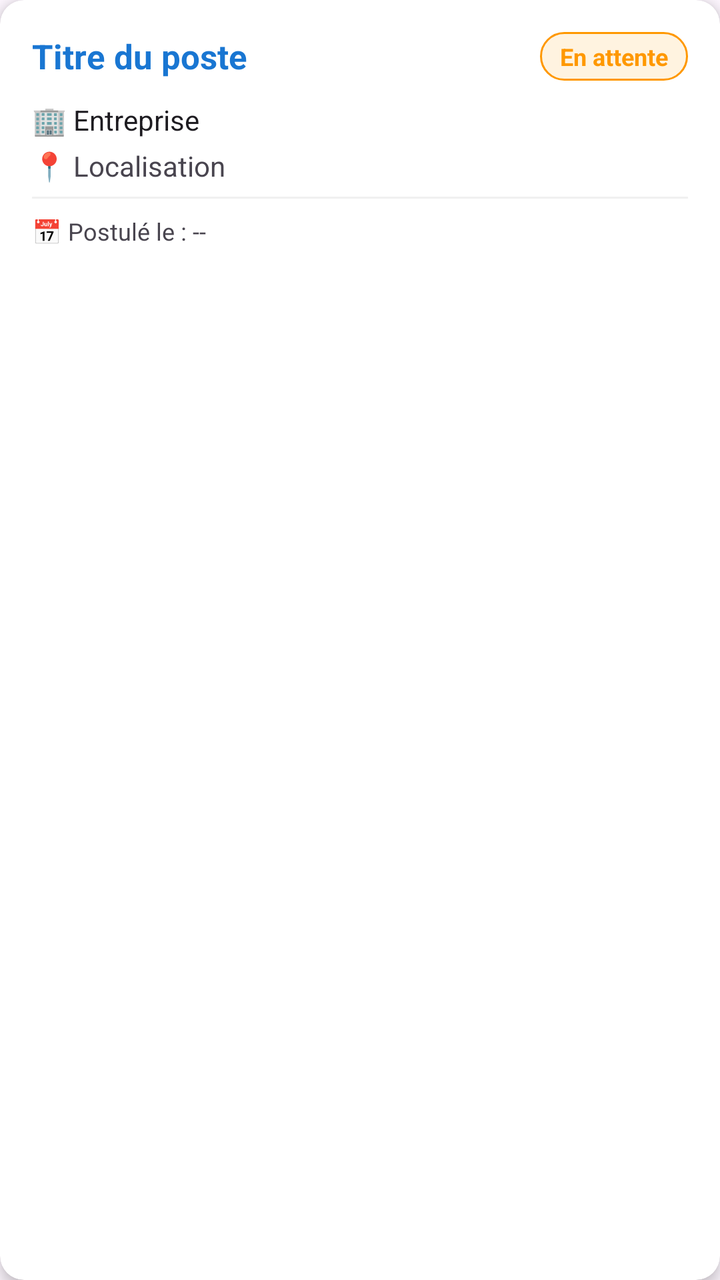
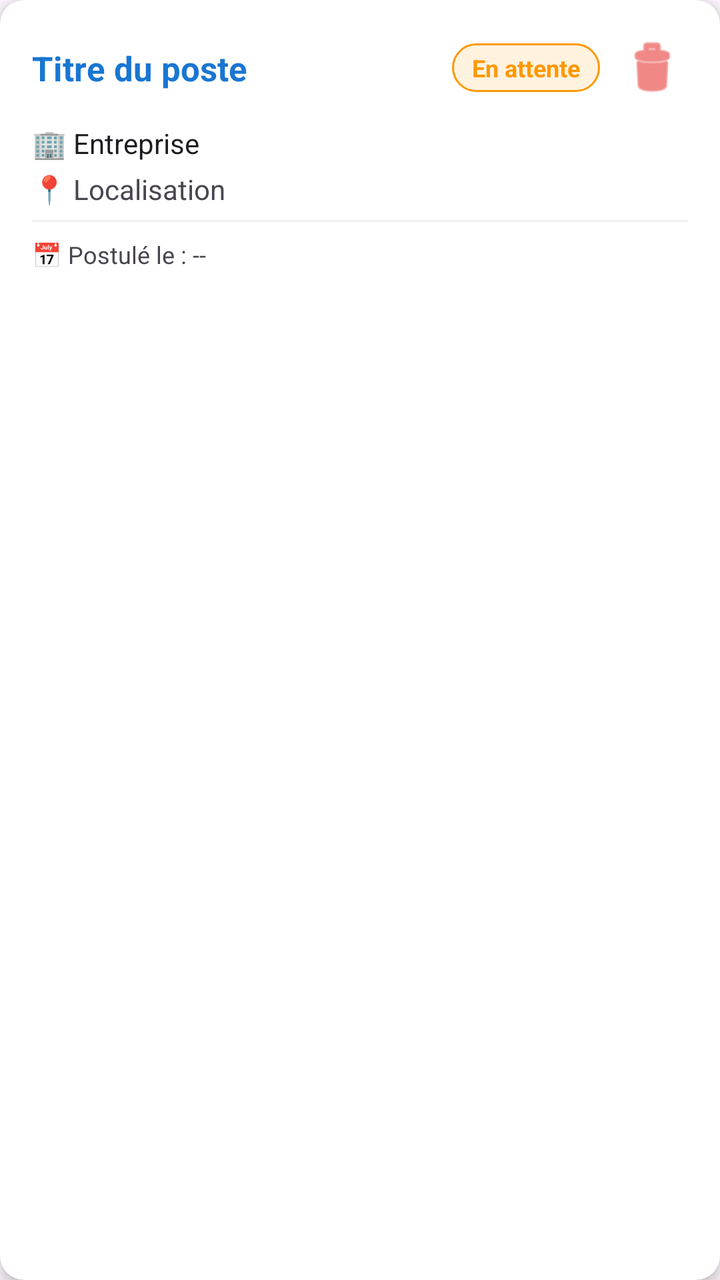

An Android layout rendered at two revisions. The XML below is the earlier revision; the diff shows what the commit changed to produce the second picture.
<!-- AndroidManifest.xml: application theme Theme.JobBoard -->
<!-- res/layout/item_application.xml -->
<?xml version="1.0" encoding="utf-8"?>
<androidx.cardview.widget.CardView xmlns:android="http://schemas.android.com/apk/res/android"
    xmlns:app="http://schemas.android.com/apk/res-auto"
    android:layout_width="match_parent"
    android:layout_height="wrap_content"
    android:layout_margin="8dp"
    app:cardCornerRadius="12dp"
    app:cardElevation="4dp"
    app:cardBackgroundColor="@android:color/white">

    <LinearLayout
        android:layout_width="match_parent"
        android:layout_height="wrap_content"
        android:orientation="vertical"
        android:padding="16dp">

        
        <LinearLayout
            android:layout_width="match_parent"
            android:layout_height="wrap_content"
            android:orientation="horizontal"
            android:gravity="center_vertical"
            android:layout_marginBottom="10dp">

            <TextView
                android:id="@+id/application_title"
                android:layout_width="0dp"
                android:layout_height="wrap_content"
                android:layout_weight="1"
                android:text="Titre du poste"
                android:textSize="17sp"
                android:textStyle="bold"
                android:textColor="#1976D2"
                android:maxLines="2"
                android:ellipsize="end"
                android:layout_marginEnd="8dp" />

            <TextView
                android:id="@+id/application_status"
                android:layout_width="wrap_content"
                android:layout_height="wrap_content"
                android:text="En attente"
                android:textSize="12sp"
                android:textColor="#FF9800"
                android:textStyle="bold"
                android:background="@drawable/badge_waiting" />

        </LinearLayout>

        
        <TextView
            android:id="@+id/application_company"
            android:layout_width="match_parent"
            android:layout_height="wrap_content"
            android:text="🏢 Entreprise"
            android:textSize="14sp"
            android:textColor="?android:attr/textColorPrimary"
            android:layout_marginBottom="4dp" />

        
        <TextView
            android:id="@+id/application_location"
            android:layout_width="match_parent"
            android:layout_height="wrap_content"
            android:text="📍 Localisation"
            android:textSize="14sp"
            android:textColor="?android:attr/textColorSecondary"
            android:layout_marginBottom="6dp" />

        <View
            android:layout_width="match_parent"
            android:layout_height="1dp"
            android:background="#F0F0F0"
            android:layout_marginBottom="8dp" />

        
        <TextView
            android:id="@+id/application_date"
            android:layout_width="match_parent"
            android:layout_height="wrap_content"
            android:text="📅 Postulé le : --"
            android:textSize="12sp"
            android:textColor="?android:attr/textColorSecondary" />

    </LinearLayout>

</androidx.cardview.widget.CardView>
<!-- resources referenced by this layout -->
<resources>
  <!-- drawable badge_waiting (drawable) -->
  <?xml version="1.0" encoding="utf-8"?>
  <shape xmlns:android="http://schemas.android.com/apk/res/android"
      android:shape="rectangle">
      <solid android:color="#FFF3E0" />
      <stroke android:width="1dp" android:color="#FF9800" />
      <corners android:radius="12dp" />
      <padding
          android:left="10dp"
          android:right="10dp"
          android:top="4dp"
          android:bottom="4dp" />
  </shape>
  <style name="Theme.JobBoard" parent="Base.Theme.JobBoard" />
  <style name="Base.Theme.JobBoard" parent="Theme.Material3.DayNight.NoActionBar">
          
          
      </style>
</resources>

<!-- the commit's change to res/layout/item_application.xml (unified diff, before → after) -->
@@ -5,8 +5,7 @@
     android:layout_height="wrap_content"
     android:layout_margin="8dp"
     app:cardCornerRadius="12dp"
-    app:cardElevation="4dp"
-    app:cardBackgroundColor="@android:color/white">
+    app:cardElevation="4dp">
 
     <LinearLayout
         android:layout_width="match_parent"
@@ -22,6 +21,7 @@
             android:gravity="center_vertical"
             android:layout_marginBottom="10dp">
 
+            
             <TextView
                 android:id="@+id/application_title"
                 android:layout_width="0dp"
@@ -35,6 +35,7 @@
                 android:ellipsize="end"
                 android:layout_marginEnd="8dp" />
 
+            
             <TextView
                 android:id="@+id/application_status"
                 android:layout_width="wrap_content"
@@ -43,7 +44,19 @@
                 android:textSize="12sp"
                 android:textColor="#FF9800"
                 android:textStyle="bold"
+                android:layout_marginEnd="8dp"
                 android:background="@drawable/badge_waiting" />
+
+            
+            <ImageButton
+                android:id="@+id/delete_button"
+                android:layout_width="36dp"
+                android:layout_height="36dp"
+                android:src="@android:drawable/ic_menu_delete"
+                android:background="?attr/selectableItemBackgroundBorderless"
+                app:tint="#E53935"
+                android:contentDescription="Supprimer la candidature"
+                android:padding="4dp" />
 
         </LinearLayout>
 
